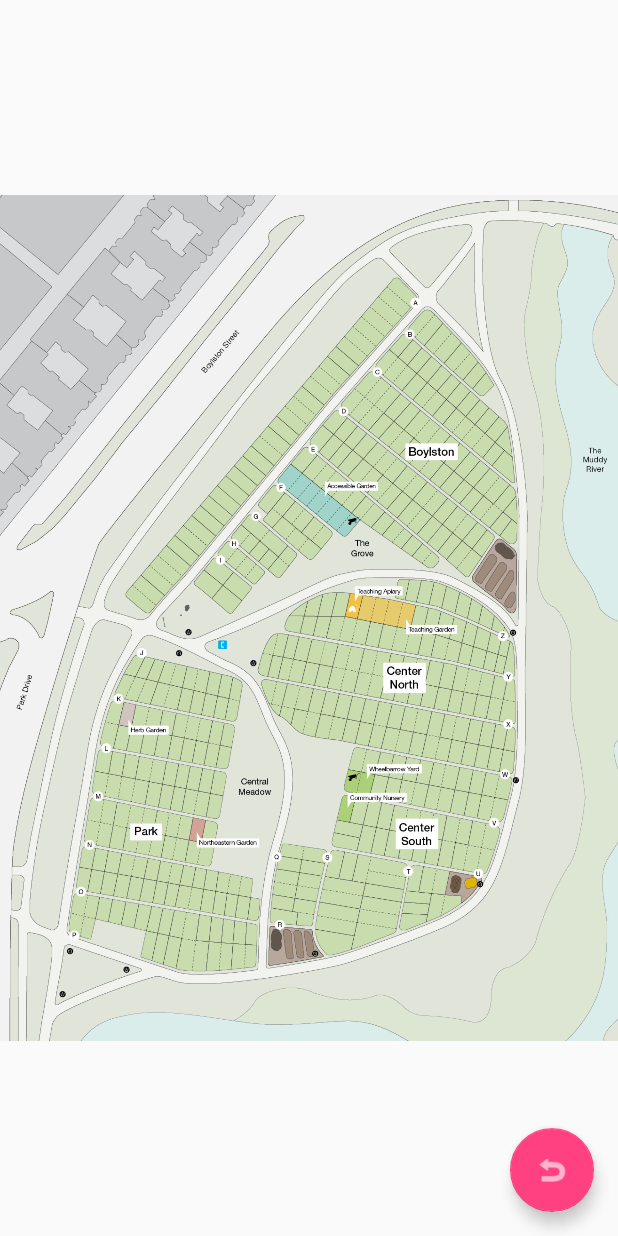
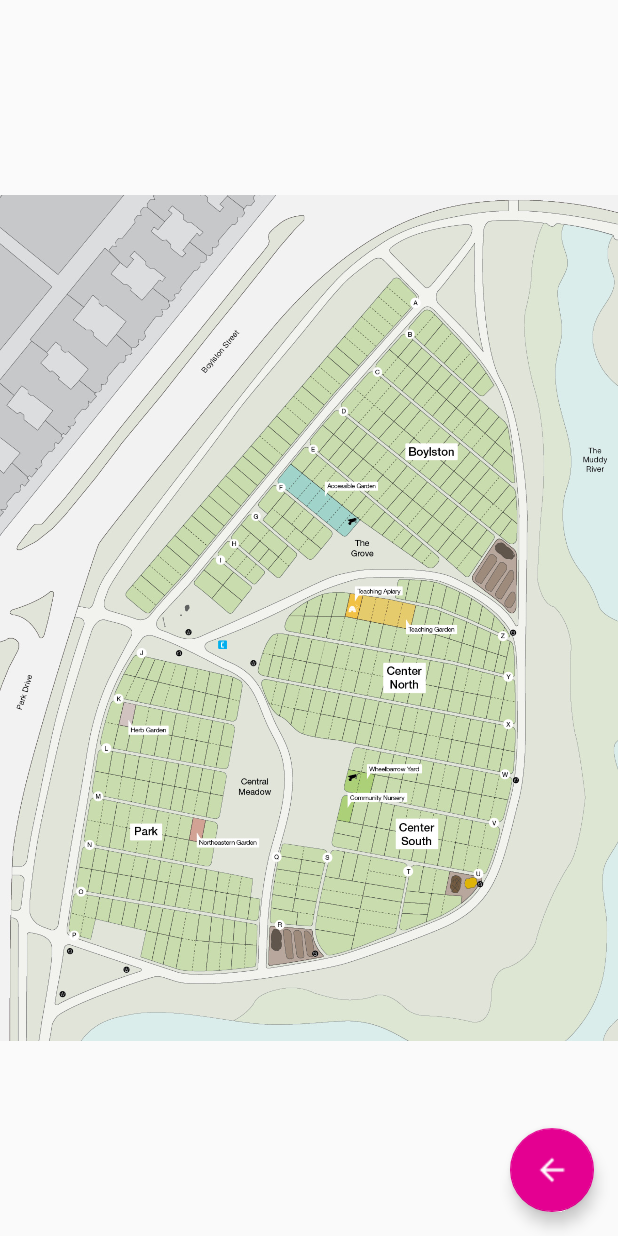
Before and after one commit to medinad96/fenway-android-master, an Android app: the GardenMap screen opened directly, with no data from a screen before it, on a phone screen of 412 x 824 dp. Run offline under Robolectric (Android 15) with nearby library versions, the phone set to English and light mode, and no system bars; libraries missing offline, so code that uses them is left out: uk.co.senab; 1 statement that could not run was skipped.

Commit message:
Pinch and Zoom Garden Map                            -fixed button icon

```diff
--- a/app/src/main/res/layout/activity_garden_map.xml
+++ b/app/src/main/res/layout/activity_garden_map.xml
@@ -30,9 +30,9 @@
         android:layout_height="wrap_content"
         android:layout_gravity="bottom|end"
         android:layout_margin="@dimen/fab_margin"
-        android:tint="#ffffff"
+        android:tint="@android:color/white"
 
-        android:src="@android:drawable/ic_menu_revert"
+        android:src="@drawable/ic_arrow_back_black_18dp"
         android:adjustViewBounds="false" />
 
 </android.support.design.widget.CoordinatorLayout>
--- a/app/src/main/res/values-v21/styles.xml
+++ b/app/src/main/res/values-v21/styles.xml
@@ -6,4 +6,13 @@
         <item name="android:windowDrawsSystemBarBackgrounds">true</item>
         <item name="android:statusBarColor">@android:color/transparent</item>
     </style>
+
+    <style name="AppTheme" parent="Theme.AppCompat.Light.DarkActionBar">
+        <!-- Customize your theme here. -->
+        <item name="colorPrimary">@color/colorPrimary</item>
+        <item name="colorPrimaryDark">@color/colorPrimaryDark</item>
+        <item name="colorAccent">@color/colorAccent</item>
+        <item name="android:statusBarColor">@color/colorPrimaryDark</item>
+        <item name="android:navigationBarColor">@color/colorPrimaryDark</item>
+    </style>
 </resources>
--- a/app/src/main/res/values/colors.xml
+++ b/app/src/main/res/values/colors.xml
@@ -1,6 +1,7 @@
 <?xml version="1.0" encoding="utf-8"?>
 <resources>
     <color name="colorPrimary">#ba0076</color>
-    <color name="colorPrimaryDark">#ba0076</color>
-    <color name="colorAccent">#FF4081</color>
+    <color name="colorPrimaryDark">#94025f</color>
+    <color name="colorAccent">#e40091</color>
+    <color name="primary_text_material_light">#ffffff</color>
 </resources>
```
Also changed, not shown: app/src/main/res/drawable/ic_arrow_back_black_18dp.png (added).
